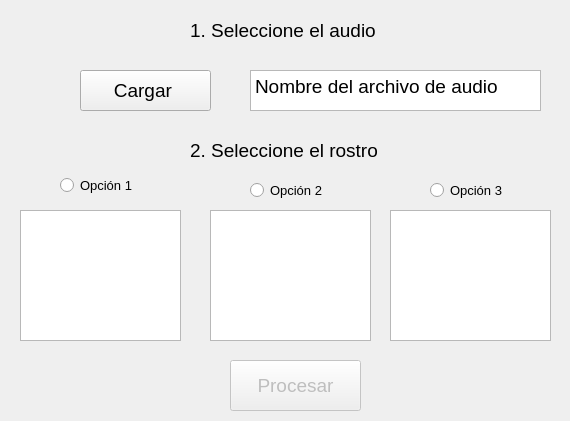
First picture: the form in Experimentos/Experimentos.ui, repository AnssetRG/SimpleApp_AudiGest, before the edit.
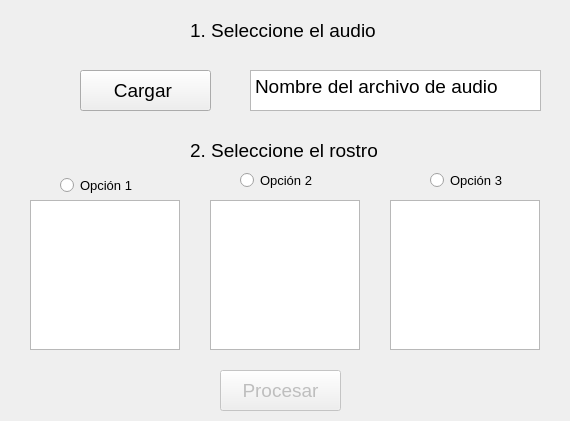
Second picture: the form after the edit.

```diff
--- a/Experimentos/Experimentos.ui
+++ b/Experimentos/Experimentos.ui
@@ -22,10 +22,10 @@
    </property>
    <property name="geometry">
     <rect>
-     <x>230</x>
-     <y>360</y>
-     <width>131</width>
-     <height>51</height>
+     <x>220</x>
+     <y>370</y>
+     <width>121</width>
+     <height>41</height>
     </rect>
    </property>
    <property name="font">
@@ -128,8 +128,8 @@
   <widget class="QRadioButton" name="radio_btn2">
    <property name="geometry">
     <rect>
-     <x>250</x>
-     <y>180</y>
+     <x>240</x>
+     <y>170</y>
      <width>81</width>
      <height>21</height>
     </rect>
@@ -147,7 +147,7 @@
    <property name="geometry">
     <rect>
      <x>430</x>
-     <y>180</y>
+     <y>170</y>
      <width>81</width>
      <height>21</height>
     </rect>
@@ -164,20 +164,26 @@
   <widget class="QGraphicsView" name="gpc_imagen1">
    <property name="geometry">
     <rect>
-     <x>20</x>
-     <y>210</y>
-     <width>161</width>
-     <height>131</height>
+     <x>30</x>
+     <y>200</y>
+     <width>150</width>
+     <height>150</height>
     </rect>
    </property>
+   <property name="sizePolicy">
+    <sizepolicy hsizetype="Expanding" vsizetype="Expanding">
+     <horstretch>0</horstretch>
+     <verstretch>0</verstretch>
+    </sizepolicy>
+   </property>
   </widget>
   <widget class="QGraphicsView" name="gpc_imagen2">
    <property name="geometry">
     <rect>
      <x>210</x>
-     <y>210</y>
-     <width>161</width>
-     <height>131</height>
+     <y>200</y>
+     <width>150</width>
+     <height>150</height>
     </rect>
    </property>
   </widget>
@@ -185,9 +191,9 @@
    <property name="geometry">
     <rect>
      <x>390</x>
-     <y>210</y>
-     <width>161</width>
-     <height>131</height>
+     <y>200</y>
+     <width>150</width>
+     <height>150</height>
     </rect>
    </property>
   </widget>
```
